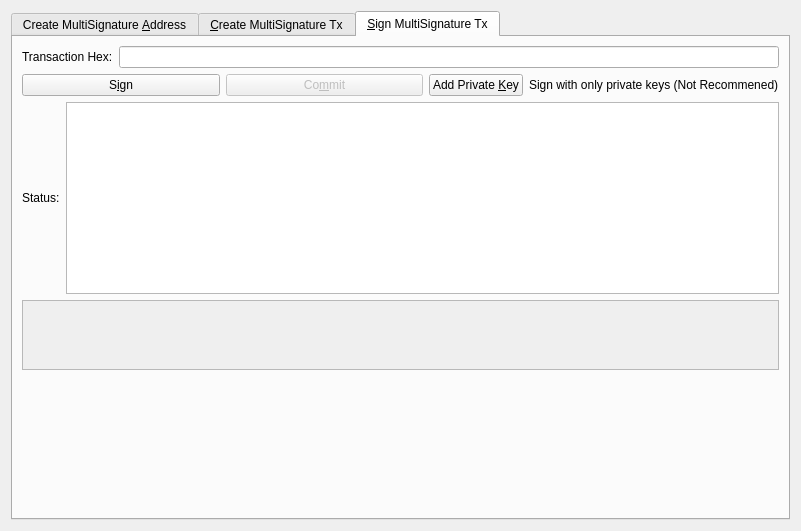
Before: the Qt Designer form src/qt/forms/multisigdialog.ui in weoka/MonkeyV2, drawn with Qt 5.
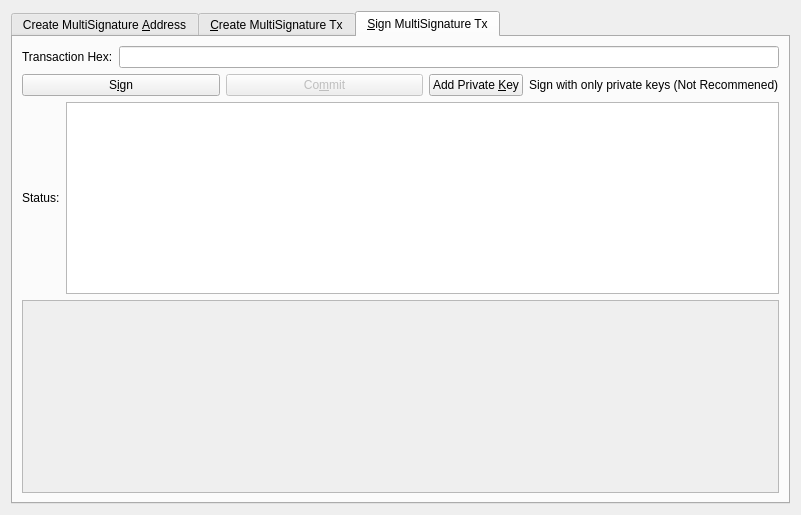
After: the same form once the commit is applied. The open tabs and pages were chosen to show the change. Icons and pictures are not drawn.

Commit message: Fixed Dynamic Screen Elements Issue

Diff of the .ui file:
```diff
--- a/src/qt/forms/multisigdialog.ui
+++ b/src/qt/forms/multisigdialog.ui
@@ -7,7 +7,7 @@
     <x>0</x>
     <y>0</y>
     <width>801</width>
-    <height>531</height>
+    <height>515</height>
    </rect>
   </property>
   <property name="sizePolicy">
@@ -817,6 +817,9 @@
                <verstretch>0</verstretch>
               </sizepolicy>
              </property>
+             <property name="sizeAdjustPolicy">
+              <enum>QAbstractScrollArea::AdjustToContents</enum>
+             </property>
              <property name="widgetResizable">
               <bool>true</bool>
              </property>
@@ -825,8 +828,8 @@
                <rect>
                 <x>0</x>
                 <y>0</y>
-                <width>763</width>
-                <height>80</height>
+                <width>755</width>
+                <height>168</height>
                </rect>
               </property>
               <layout class="QVBoxLayout" name="verticalLayout_9">
@@ -841,7 +844,7 @@
                  <property name="sizeHint" stdset="0">
                   <size>
                    <width>20</width>
-                   <height>40</height>
+                   <height>20</height>
                   </size>
                  </property>
                 </spacer>
@@ -854,19 +857,6 @@
          </item>
         </layout>
        </item>
-       <item>
-        <spacer name="verticalSpacer_2">
-         <property name="orientation">
-          <enum>Qt::Vertical</enum>
-         </property>
-         <property name="sizeHint" stdset="0">
-          <size>
-           <width>20</width>
-           <height>40</height>
-          </size>
-         </property>
-        </spacer>
-       </item>
       </layout>
      </widget>
     </widget>
```
Left out of the diff: 28 changed lines with no effect on the pictures. The commit also changes 1 other file.
